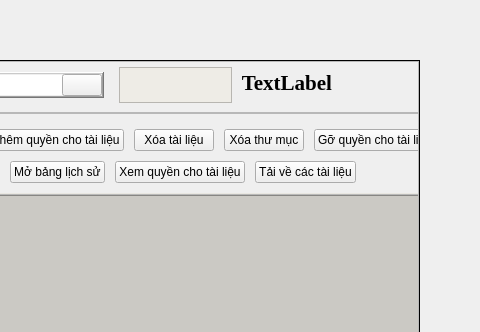
Old version of the form ui/admin_dashboard.ui in the repository DTNS2905/App_quan_ly_python_qt_; both pictures show x 487 to 967 and y 0 to 332 of the 967 by 563 pixel window.
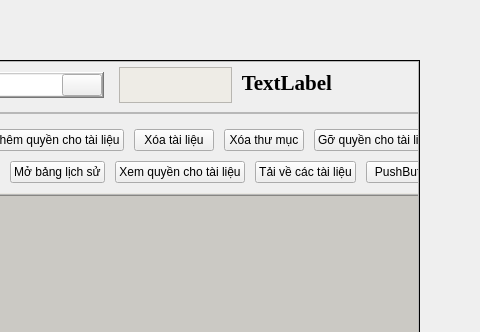
New version of the form. Icons and pictures are not drawn.

Patch:
```diff
--- a/ui/admin_dashboard.ui
+++ b/ui/admin_dashboard.ui
@@ -1542,6 +1542,13 @@
                        </property>
                       </widget>
                      </item>
+                     <item>
+                      <widget class="QPushButton" name="assignment_button">
+                       <property name="text">
+                        <string>PushButton</string>
+                       </property>
+                      </widget>
+                     </item>
                     </layout>
                    </widget>
                   </item>
```
